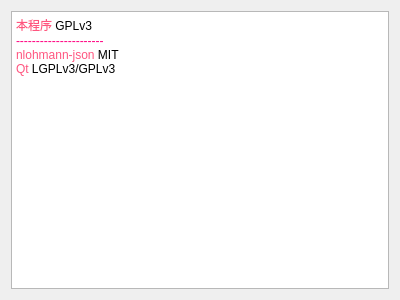
Qt form src/gui/license.ui (Eyderoe/ChartNavigation) before a commit.
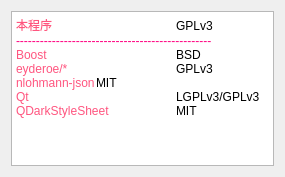
The same form after that commit.

The edit to the form file:
```diff
--- a/src/gui/license.ui
+++ b/src/gui/license.ui
@@ -6,8 +6,8 @@
    <rect>
     <x>0</x>
     <y>0</y>
-    <width>400</width>
-    <height>300</height>
+    <width>280</width>
+    <height>172</height>
    </rect>
   </property>
   <property name="windowTitle">
@@ -16,6 +16,18 @@
   <layout class="QHBoxLayout" name="horizontalLayout">
    <item>
     <widget class="QTextEdit" name="textEdit">
+     <property name="minimumSize">
+      <size>
+       <width>263</width>
+       <height>155</height>
+      </size>
+     </property>
+     <property name="maximumSize">
+      <size>
+       <width>263</width>
+       <height>155</height>
+      </size>
+     </property>
      <property name="html">
       <string>&lt;!DOCTYPE HTML PUBLIC &quot;-//W3C//DTD HTML 4.0//EN&quot; &quot;http://www.w3.org/TR/REC-html40/strict.dtd&quot;&gt;
 &lt;html&gt;&lt;head&gt;&lt;meta name=&quot;qrichtext&quot; content=&quot;1&quot; /&gt;&lt;meta charset=&quot;utf-8&quot; /&gt;&lt;style type=&quot;text/css&quot;&gt;
@@ -24,9 +36,13 @@
 li.unchecked::marker { content: &quot;\2610&quot;; }
 li.checked::marker { content: &quot;\2612&quot;; }
 &lt;/style&gt;&lt;/head&gt;&lt;body style=&quot; font-family:'Microsoft YaHei UI'; font-size:9pt; font-weight:400; font-style:normal;&quot;&gt;
-&lt;p style=&quot; margin-top:0px; margin-bottom:0px; margin-left:0px; margin-right:0px; -qt-block-indent:0; text-indent:0px;&quot;&gt;&lt;span style=&quot; color:#ff557f;&quot;&gt;本程序&lt;/span&gt; GPLv3&lt;/p&gt;
-&lt;p style=&quot; margin-top:0px; margin-bottom:0px; margin-left:0px; margin-right:0px; -qt-block-indent:0; text-indent:0px;&quot;&gt;&lt;span style=&quot; color:#ff007f;&quot;&gt;----------------------&lt;/span&gt;&lt;br /&gt;&lt;span style=&quot; color:#ff557f;&quot;&gt;nlohmann-json &lt;/span&gt;MIT&lt;/p&gt;
-&lt;p style=&quot; margin-top:0px; margin-bottom:0px; margin-left:0px; margin-right:0px; -qt-block-indent:0; text-indent:0px;&quot;&gt;&lt;span style=&quot; color:#ff557f;&quot;&gt;Qt&lt;/span&gt; LGPLv3/GPLv3&lt;/p&gt;&lt;/body&gt;&lt;/html&gt;</string>
+&lt;p style=&quot; margin-top:0px; margin-bottom:0px; margin-left:0px; margin-right:0px; -qt-block-indent:0; text-indent:0px;&quot;&gt;&lt;span style=&quot; color:#ff557f;&quot;&gt;本程序		&lt;/span&gt;GPLv3&lt;/p&gt;
+&lt;p style=&quot; margin-top:0px; margin-bottom:0px; margin-left:0px; margin-right:0px; -qt-block-indent:0; text-indent:0px;&quot;&gt;&lt;span style=&quot; color:#ff007f;&quot;&gt;-------------------------------------------------&lt;/span&gt;&lt;br /&gt;&lt;span style=&quot; color:#ff557f;&quot;&gt;Boost&lt;/span&gt; 		BSD&lt;/p&gt;
+&lt;p style=&quot; margin-top:0px; margin-bottom:0px; margin-left:0px; margin-right:0px; -qt-block-indent:0; text-indent:0px;&quot;&gt;&lt;span style=&quot; color:#ff557f;&quot;&gt;eyderoe/*&lt;/span&gt; 		GPLv3&lt;/p&gt;
+&lt;p style=&quot; margin-top:0px; margin-bottom:0px; margin-left:0px; margin-right:0px; -qt-block-indent:0; text-indent:0px;&quot;&gt;&lt;span style=&quot; color:#ff557f;&quot;&gt;nlohmann-json	&lt;/span&gt;MIT&lt;/p&gt;
+&lt;p style=&quot; margin-top:0px; margin-bottom:0px; margin-left:0px; margin-right:0px; -qt-block-indent:0; text-indent:0px;&quot;&gt;&lt;span style=&quot; color:#ff557f;&quot;&gt;Qt&lt;/span&gt; 		LGPLv3/GPLv3&lt;/p&gt;
+&lt;p style=&quot; margin-top:0px; margin-bottom:0px; margin-left:0px; margin-right:0px; -qt-block-indent:0; text-indent:0px;&quot;&gt;&lt;span style=&quot; color:#ff557f;&quot;&gt;QDarkStyleSheet&lt;/span&gt; 	MIT&lt;/p&gt;
+&lt;p style=&quot;-qt-paragraph-type:empty; margin-top:0px; margin-bottom:0px; margin-left:0px; margin-right:0px; -qt-block-indent:0; text-indent:0px;&quot;&gt;&lt;br /&gt;&lt;/p&gt;&lt;/body&gt;&lt;/html&gt;</string>
      </property>
     </widget>
    </item>
```
